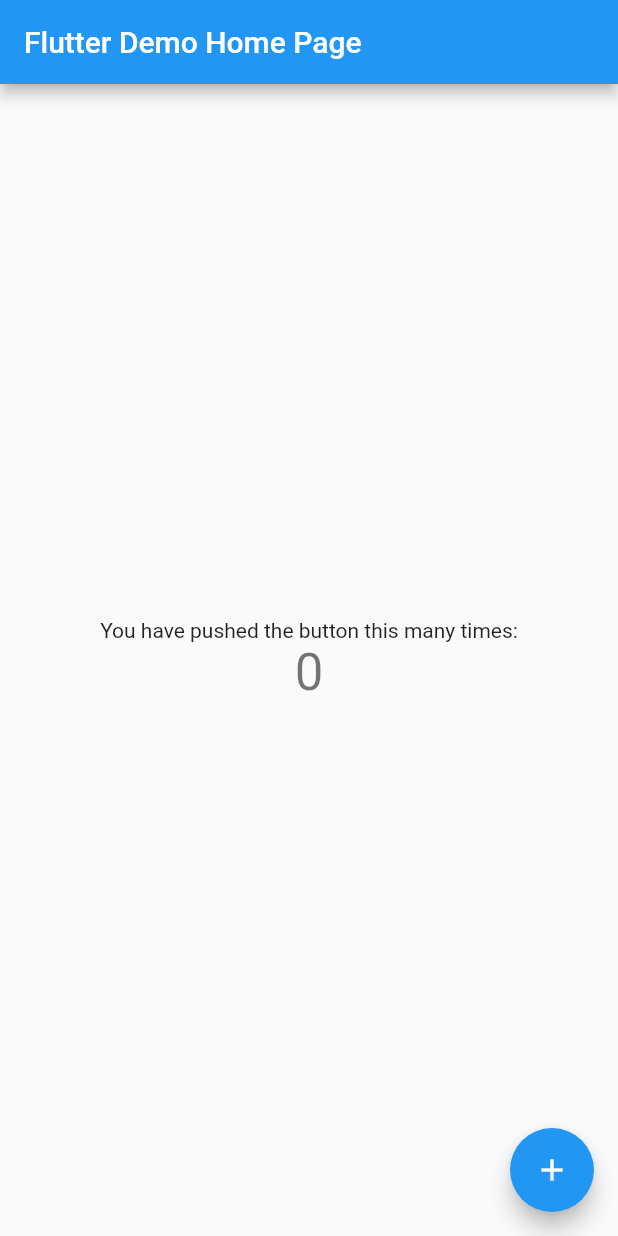
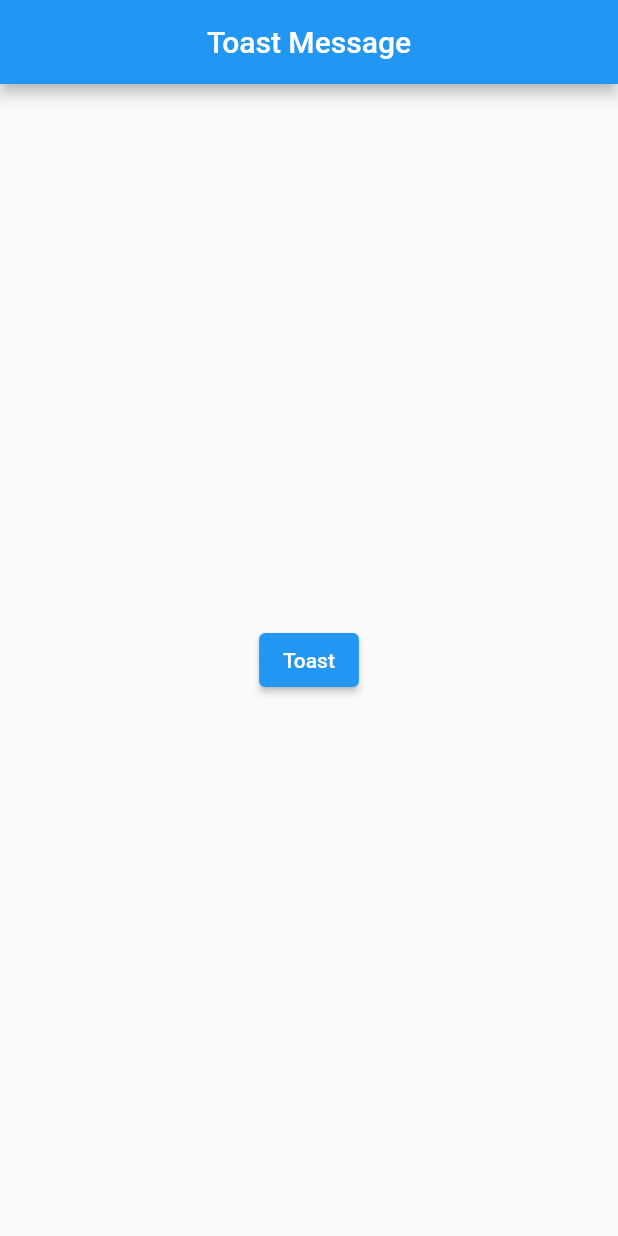
Before and after one commit to shseok/flutter_riverpod_diary, a Flutter app: the screen it shows after launch, on a phone screen of 412 x 824 dp. Run offline on Flutter 3.47's test engine with Material 2 defaults, Android fonts, the phone set to English and light mode, and no system bars; our stand-ins replace fluttertoast.

Commit message:
Create Toast Branch

```diff
--- a/lib/main.dart
+++ b/lib/main.dart
@@ -1,115 +1,44 @@
-import 'package:flutter/material.dart';
+import 'package:flutter/material.dart'; // 기본 내장
+import 'package:fluttertoast/fluttertoast.dart';
 
-void main() {
-  runApp(const MyApp());
-}
+// 등록 후 내장
+void main() => runApp(MyApp());
 
 class MyApp extends StatelessWidget {
   const MyApp({Key? key}) : super(key: key);
 
-  // This widget is the root of your application.
   @override
   Widget build(BuildContext context) {
     return MaterialApp(
-      title: 'Flutter Demo',
-      theme: ThemeData(
-        // This is the theme of your application.
-        //
-        // Try running your application with "flutter run". You'll see the
-        // application has a blue toolbar. Then, without quitting the app, try
-        // changing the primarySwatch below to Colors.green and then invoke
-        // "hot reload" (press "r" in the console where you ran "flutter run",
-        // or simply save your changes to "hot reload" in a Flutter IDE).
-        // Notice that the counter didn't reset back to zero; the application
-        // is not restarted.
-        primarySwatch: Colors.blue,
-      ),
-      home: const MyHomePage(title: 'Flutter Demo Home Page'),
+      title: 'toast messgae',
+      home: MyPage(),
     );
   }
 }
 
-class MyHomePage extends StatefulWidget {
-  const MyHomePage({Key? key, required this.title}) : super(key: key);
-
-  // This widget is the home page of your application. It is stateful, meaning
-  // that it has a State object (defined below) that contains fields that affect
-  // how it looks.
-
-  // This class is the configuration for the state. It holds the values (in this
-  // case the title) provided by the parent (in this case the App widget) and
-  // used by the build method of the State. Fields in a Widget subclass are
-  // always marked "final".
-
-  final String title;
-
-  @override
-  State<MyHomePage> createState() => _MyHomePageState();
-}
-
-class _MyHomePageState extends State<MyHomePage> {
-  int _counter = 0;
-
-  void _incrementCounter() {
-    setState(() {
-      // This call to setState tells the Flutter framework that something has
-      // changed in this State, which causes it to rerun the build method below
-      // so that the display can reflect the updated values. If we changed
-      // _counter without calling setState(), then the build method would not be
-      // called again, and so nothing would appear to happen.
-      _counter++;
-    });
-  }
+class MyPage extends StatelessWidget {
+  const MyPage({Key? key}) : super(key: key);
 
   @override
   Widget build(BuildContext context) {
-    // This method is rerun every time setState is called, for instance as done
-    // by the _incrementCounter method above.
-    //
-    // The Flutter framework has been optimized to make rerunning build methods
-    // fast, so that you can just rebuild anything that needs updating rather
-    // than having to individually change instances of widgets.
     return Scaffold(
-      appBar: AppBar(
-        // Here we take the value from the MyHomePage object that was created by
-        // the App.build method, and use it to set our appbar title.
-        title: Text(widget.title),
-      ),
-      body: Center(
-        // Center is a layout widget. It takes a single child and positions it
-        // in the middle of the parent.
-        child: Column(
-          // Column is also a layout widget. It takes a list of children and
-          // arranges them vertically. By default, it sizes itself to fit its
-          // children horizontally, and tries to be as tall as its parent.
-          //
-          // Invoke "debug painting" (press "p" in the console, choose the
-          // "Toggle Debug Paint" action from the Flutter Inspector in Android
-          // Studio, or the "Toggle Debug Paint" command in Visual Studio Code)
-          // to see the wireframe for each widget.
-          //
-          // Column has various properties to control how it sizes itself and
-          // how it positions its children. Here we use mainAxisAlignment to
-          // center the children vertically; the main axis here is the vertical
-          // axis because Columns are vertical (the cross axis would be
-          // horizontal).
-          mainAxisAlignment: MainAxisAlignment.center,
-          children: <Widget>[
-            const Text(
-              'You have pushed the button this many times:',
-            ),
-            Text(
-              '$_counter',
-              style: Theme.of(context).textTheme.headline4,
-            ),
-          ],
-        ),
-      ),
-      floatingActionButton: FloatingActionButton(
-        onPressed: _incrementCounter,
-        tooltip: 'Increment',
-        child: const Icon(Icons.add),
-      ), // This trailing comma makes auto-formatting nicer for build methods.
-    );
+        appBar: AppBar(title: Text('Toast Message'), centerTitle: true),
+        body: Center(
+            child: ElevatedButton(
+          child: Text('Toast'),
+          onPressed: () {
+            flutterToast();
+          },
+        )));
   }
 }
+
+void flutterToast() {
+  Fluttertoast.showToast(
+      msg: 'Flutter',
+      gravity: ToastGravity.BOTTOM,
+      backgroundColor: Colors.redAccent,
+      fontSize: 20.0,
+      textColor: Colors.white,
+      toastLength: Toast.LENGTH_SHORT);
+}
--- a/pubspec.yaml
+++ b/pubspec.yaml
@@ -3,7 +3,7 @@
 
 # The following line prevents the package from being accidentally published to
 # pub.dev using `flutter pub publish`. This is preferred for private packages.
-publish_to: 'none' # Remove this line if you wish to publish to pub.dev
+publish_to: "none" # Remove this line if you wish to publish to pub.dev
 
 # The following defines the version and build number for your application.
 # A version number is three numbers separated by dots, like 1.2.43
@@ -30,10 +30,10 @@
   flutter:
     sdk: flutter
 
-
   # The following adds the Cupertino Icons font to your application.
   # Use with the CupertinoIcons class for iOS style icons.
   cupertino_icons: ^1.0.2
+  fluttertoast: ^8.0.9
 
 dev_dependencies:
   flutter_test:
@@ -51,7 +51,6 @@
 
 # The following section is specific to Flutter.
 flutter:
-
   # The following line ensures that the Material Icons font is
   # included with your application, so that you can use the icons in
   # the material Icons class.
```
Also changed, not shown: pubspec.lock, 1 other file.
